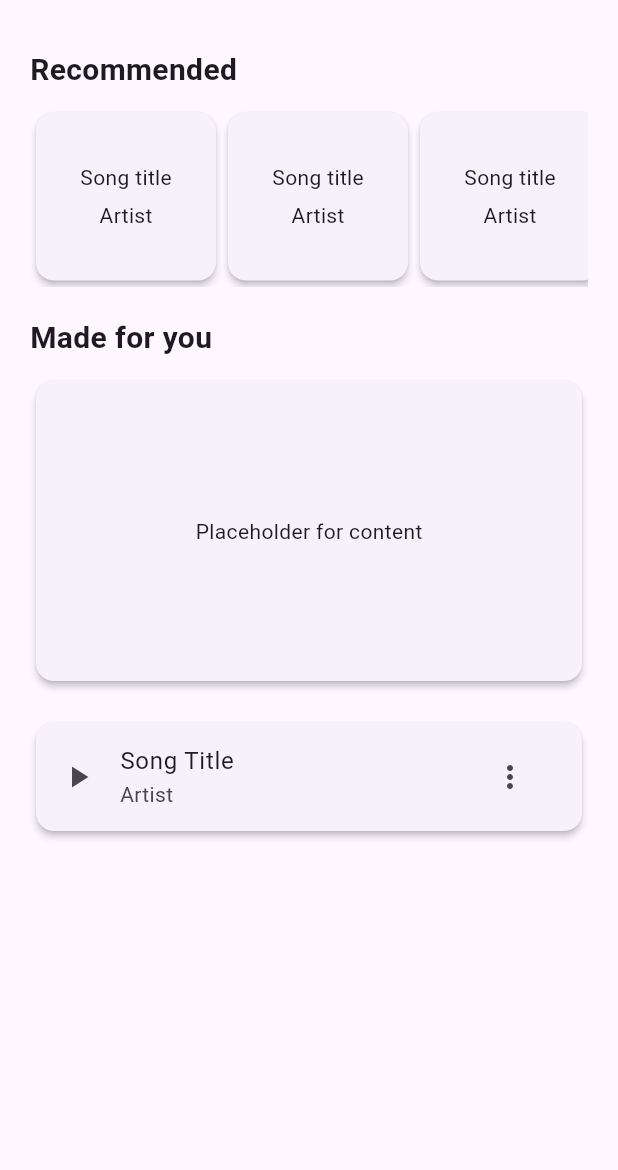
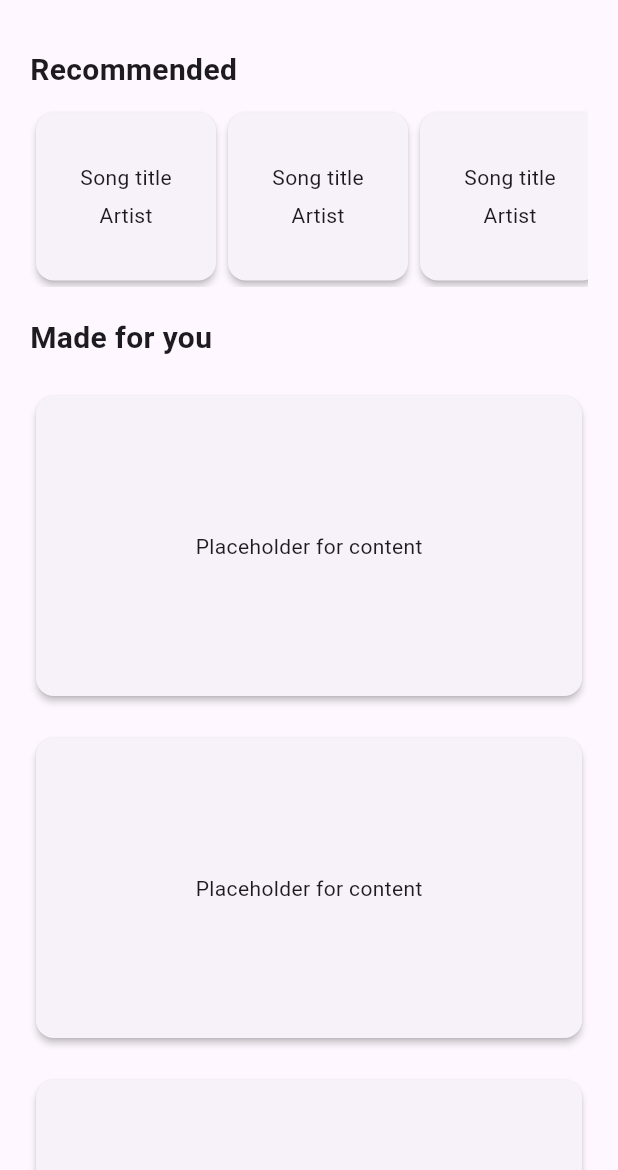
Before and after one commit to pktnnnnnn/ITDS283-Groove, a Flutter app: the HomePage screen opened directly, on a phone screen of 412 x 824 dp, the part 66-1236 px from its top. Run offline on Flutter 3.47's test engine with Material 3 defaults, Android fonts, the phone set to English and light mode, and no system bars; our stand-ins replace cloud_firestore, firebase_core, just_audio; accounts and stored records are empty; network calls fail.

Commit message:
change home

```diff
--- a/lib/pages/AppBar.dart
+++ b/lib/pages/AppBar.dart
@@ -3,6 +3,7 @@ import 'package:groove/pages/Profile.dart';
 import 'package:groove/pages/Search.dart';
 
 AppBar MainAppBar(BuildContext context) {
+
     return AppBar(
       title: const Text('Groove'),
       actions: [
--- a/lib/pages/Home.dart
+++ b/lib/pages/Home.dart
@@ -1,12 +1,9 @@
 import 'package:flutter/material.dart';
 import 'package:groove/pages/Profile.dart';
 import 'package:groove/pages/Song.dart';
-import  'package:groove/pages/AppBar.dart';
+import 'package:groove/pages/AppBar.dart';
 import 'package:groove/pages/Mylist.dart';
 import 'package:groove/pages/Radio.dart';
-
-
-
 
 class MyApp extends StatefulWidget {
   const MyApp({Key? key}) : super(key: key);
@@ -21,10 +18,12 @@ class _MyAppState extends State<MyApp> {
   final List<Widget> _pages = [
     HomePage(),
     SongPage(
-      songUrl: 'https://firebasestorage.googleapis.com/v0/b/groove-c25e1.appspot.com/o/keshi%20-%20less%20of%20you%20(Audio).mp3?alt=media&token=055b37e6-442a-4fa9-b890-2eae96b53a88',
+      songUrl:
+          'https://firebasestorage.googleapis.com/v0/b/groove-c25e1.appspot.com/o/keshi%20-%20less%20of%20you%20(Audio).mp3?alt=media&token=055b37e6-442a-4fa9-b890-2eae96b53a88',
       title: 'Less of you',
       artist: 'Keshi',
-      image: 'https://i.pinimg.com/564x/0f/e1/58/0fe158de14c78a315fc87a01da586ddd.jpg',
+      image:
+          'https://i.pinimg.com/564x/0f/e1/58/0fe158de14c78a315fc87a01da586ddd.jpg',
     ),
     RadioPage(),
     MyListPage(),
@@ -44,7 +43,6 @@ class _MyAppState extends State<MyApp> {
         body: _pages[_selectedIndex],
         bottomNavigationBar: BottomNavigationBar(
           currentIndex: _selectedIndex,
-
           unselectedItemColor: Colors.grey,
           selectedItemColor: Colors.amber[800],
           onTap: _onItemTapped,
@@ -71,7 +69,6 @@ class _MyAppState extends State<MyApp> {
     );
   }
 }
-
 
 class HomePage extends StatelessWidget {
   @override
@@ -115,29 +112,27 @@ class HomePage extends StatelessWidget {
             style: TextStyle(fontSize: 20.0, fontWeight: FontWeight.bold),
           ),
           SizedBox(height: 10.0),
-          Card(
+          // Duplicate the placeholder for content downwards
+          ListView.builder(
+            shrinkWrap: true,
+            physics: NeverScrollableScrollPhysics(),
+            itemCount: 5, // Set the number of placeholders you want
+            itemBuilder: (BuildContext context, int index) {
+              return Padding(
+                padding: EdgeInsets.symmetric(vertical: 10.0),
+                child: Card(
                   elevation: 2.0,
                   child: Container(
+                    padding: EdgeInsets.all(
+                        20.0), // Add padding around the placeholder
                     height: 200.0,
                     child: Center(
                       child: Text('Placeholder for content'),
                     ),
                   ),
                 ),
-          SizedBox(height: 20.0),
-          Card(
-            elevation: 2.0,
-            child: ListTile(
-              leading: Icon(Icons.play_arrow),
-              title: Text('Song Title'),
-              subtitle: Text('Artist'),
-              trailing: IconButton(
-                icon: Icon(Icons.more_vert),
-                onPressed: () {
-                  // Add your more actions functionality here
+              );
             },
-              ),
-            ),
           ),
         ],
       ),
```
Also changed, not shown: lib/pages/Mylist.dart (+1 -20 lines), lib/pages/Radio.dart (+1 -15 lines). Lines whose indentation alone changed are shown as unchanged.
